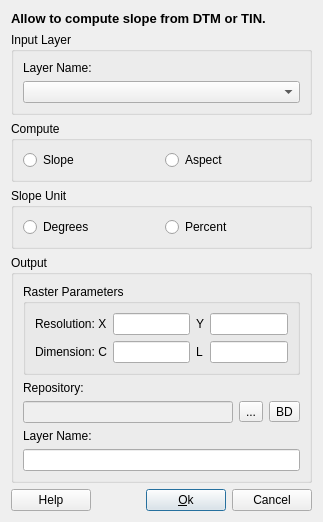
The window that src/terralib/mnt/qt/ui/SlopeDialogForm.ui (claudiobogossian/terralib5) describes before a commit, drawn with Qt 5.
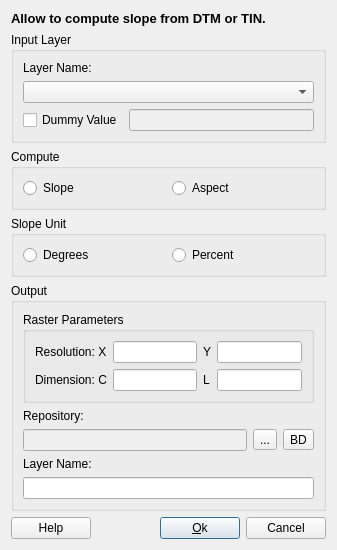
The same window after the commit. Custom widgets are drawn as their Qt base class.

Commit message: Slope e mais ajustes no MNT

The edit to the form file:
```diff
--- a/src/terralib/mnt/qt/ui/SlopeDialogForm.ui
+++ b/src/terralib/mnt/qt/ui/SlopeDialogForm.ui
@@ -6,14 +6,14 @@
    <rect>
     <x>0</x>
     <y>0</y>
-    <width>323</width>
-    <height>479</height>
+    <width>337</width>
+    <height>507</height>
    </rect>
   </property>
   <property name="windowTitle">
    <string>Slope</string>
   </property>
-  <layout class="QVBoxLayout" name="verticalLayout">
+  <layout class="QVBoxLayout" name="verticalLayout_3">
    <item>
     <widget class="QLabel" name="m_slopeTitleLabel">
      <property name="font">
@@ -36,7 +36,7 @@
      <property name="title">
       <string>Input Layer</string>
      </property>
-     <layout class="QVBoxLayout" name="verticalLayout_3">
+     <layout class="QVBoxLayout" name="verticalLayout">
       <item>
        <widget class="QLabel" name="m_layerLabel">
         <property name="text">
@@ -47,6 +47,24 @@
       <item>
        <widget class="QComboBox" name="m_layersComboBox"/>
       </item>
+      <item>
+       <layout class="QHBoxLayout" name="horizontalLayout_4">
+        <item>
+         <widget class="QCheckBox" name="m_dummycheckBox">
+          <property name="text">
+           <string>Dummy Value</string>
+          </property>
+         </widget>
+        </item>
+        <item>
+         <widget class="QLineEdit" name="m_dummylineEdit">
+          <property name="enabled">
+           <bool>false</bool>
+          </property>
+         </widget>
+        </item>
+       </layout>
+      </item>
      </layout>
     </widget>
    </item>
```
The commit also changes 10 other files.
